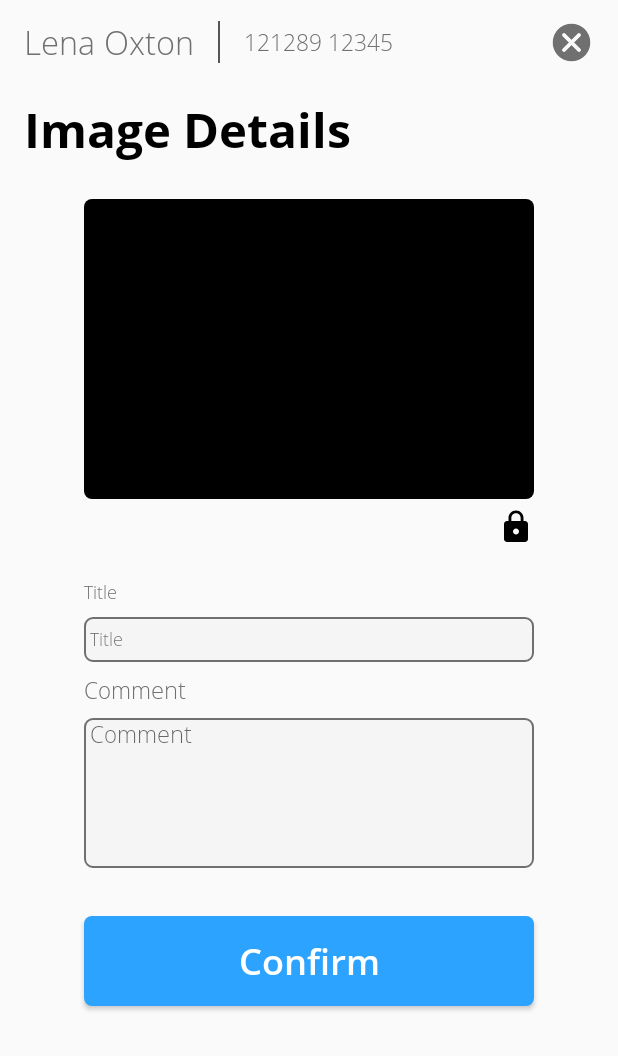
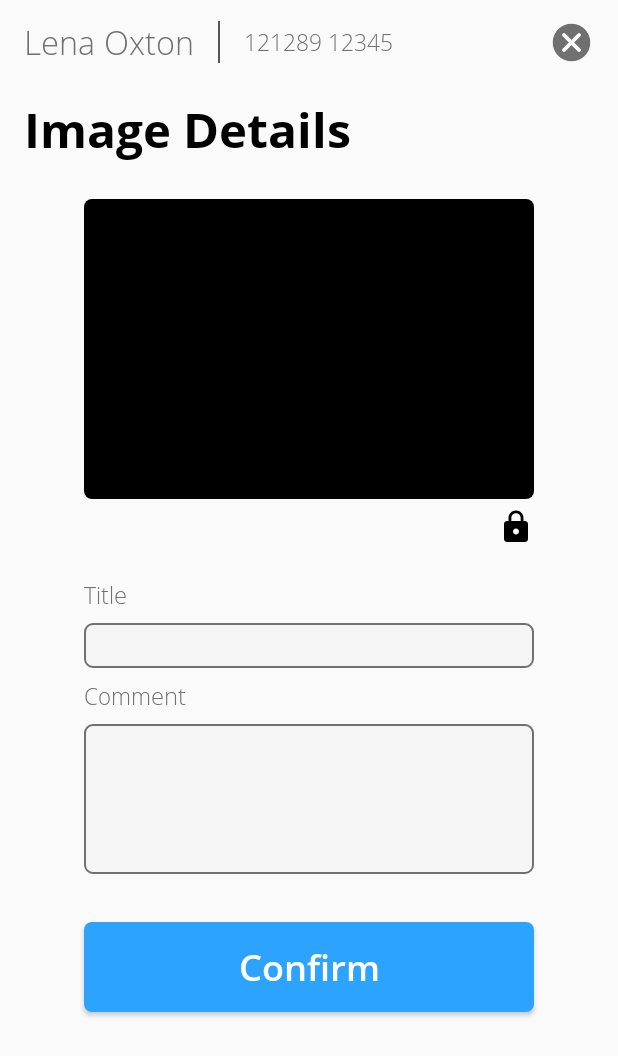
Before and after one commit to varunakantha/AspitCaptureIssue, an Android app: the CapturedImageDetailsAddActivity screen opened directly, with no data from a screen before it, on a phone screen of 412 x 824 dp. Shown: the top 1056 px of the screen. Run offline under Robolectric (Android 15) with nearby library versions, the phone set to English and light mode, and no system bars; our stand-ins replace Picasso; pictures from the network do not load; 4 statements that could not run were skipped.

Commit message:
minor UI changes

```diff
--- a/app/src/main/res/layout/activity_registration.xml
+++ b/app/src/main/res/layout/activity_registration.xml
@@ -39,6 +39,7 @@
             android:layout_marginStart="8dp"
             android:layout_marginTop="4dp"
             android:layout_marginEnd="8dp"
+            android:paddingStart="8dp"
             android:background="@drawable/rounded_edittext"
             android:ems="10"
             android:fontFamily="@font/open_sans_regular"
@@ -81,6 +82,7 @@
             android:layout_marginStart="8dp"
             android:layout_marginTop="4dp"
             android:layout_marginEnd="8dp"
+            android:paddingStart="8dp"
             android:background="@drawable/rounded_edittext"
             android:ems="10"
             android:fontFamily="@font/open_sans_regular"
--- a/app/src/main/res/layout/captured_image_add_details.xml
+++ b/app/src/main/res/layout/captured_image_add_details.xml
@@ -88,8 +88,9 @@
             android:layout_height="wrap_content"
             android:layout_marginTop="24dp"
             android:text="@string/title"
+            android:textSize="15sp"
             app:layout_constraintStart_toStartOf="@+id/imageFileNameTextView"
-            app:layout_constraintTop_toBottomOf="@+id/imageFileNameTextView" />
+            app:layout_constraintTop_toBottomOf="@+id/imageFileNameTextView"/>
 
         <EditText
             android:id="@+id/imageTitleEditText"
@@ -99,7 +100,6 @@
             android:layout_marginTop="8dp"
             android:background="@drawable/details_add_background"
             android:ems="10"
-            android:hint="@string/title"
             android:inputType="text"
             android:paddingLeft="4dp"
             android:paddingRight="4dp"
@@ -115,8 +115,8 @@
             android:layout_height="wrap_content"
             android:layout_marginTop="8dp"
             android:text="@string/comment"
-            app:layout_constraintStart_toStartOf="@+id/capturedImageView"
-            app:layout_constraintTop_toBottomOf="@+id/imageTitleEditText" />
+            app:layout_constraintStart_toStartOf="@+id/imageTitleEditText"
+            app:layout_constraintTop_toBottomOf="@+id/imageTitleEditText"/>
 
         <EditText
             android:id="@+id/imageCommentEditText"
@@ -127,7 +127,6 @@
             android:background="@drawable/details_add_background"
             android:ems="10"
             android:gravity="top"
-            android:hint="@string/comment"
             android:inputType="textMultiLine"
             android:paddingLeft="4dp"
             android:paddingRight="4dp"
--- a/app/src/main/res/values/colors.xml
+++ b/app/src/main/res/values/colors.xml
@@ -6,7 +6,7 @@
     <color name="colorMainBackground">#e9e9e9</color>
     <color name="colorMainThemeColor">#555</color>
     <color name="black">#000000</color>
-    <color name="white">#FFF</color>
+    <color name="white">#ffffff</color>
     <color name="blue">#2BA3FF</color>
     <color name="gray">#707070</color>
     <color name="orange">#FFAD1E</color>
--- a/app/src/main/res/values/strings.xml
+++ b/app/src/main/res/values/strings.xml
@@ -17,4 +17,7 @@
     <string name="register">Register</string>
     <string name="new_pin_code">New Pin Code</string>
     <string name="confirm_pin_code">Confirm Pin Code</string>
+    <string name="login">Login</string>
+    <string name="pin_code">Pin Code</string>
+    <string name="or_use_touch_id">Or use Touch ID</string>
 </resources>
```
Also changed, not shown: app/src/main/java/no/aspit/aspitcapture/ui/imagecapture/CapturedImageFurtherOptionSelectionActivity.kt (+8 -1 lines), app/src/main/res/layout/activity_captured_image_further_options.xml (+14 -2 lines), app/src/main/res/layout/activity_login.xml (+4 -3 lines), app/src/main/res/layout/activity_upload_summary.xml (+5 -3 lines).
